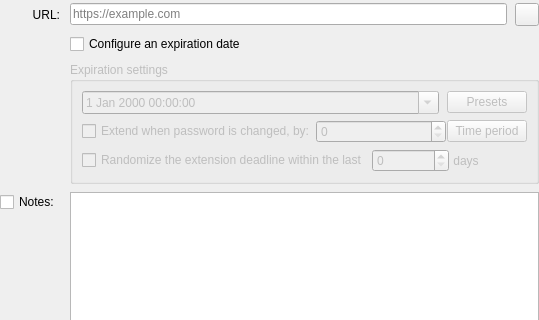
Above: src/gui/entry/EditEntryWidgetMain.ui from keepassxreboot/keepassxc before the change; both pictures show x 0 to 539 and y 87 to 407 of the 539 by 523 pixel window. Below: the same form after it.
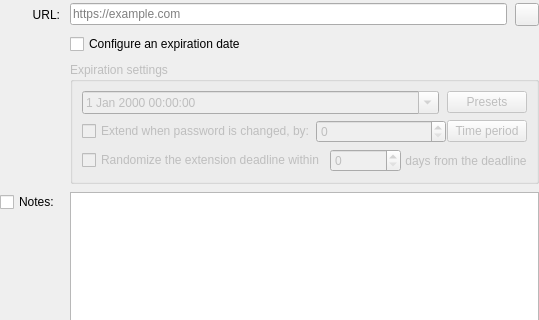
That is the form after the change. Custom widgets are drawn as their Qt base class.

Commit message: improve GUI text for randomization

```diff
--- a/src/gui/entry/EditEntryWidgetMain.ui
+++ b/src/gui/entry/EditEntryWidgetMain.ui
@@ -353,7 +353,7 @@
             <string>Toggle randomizing expiration date</string>
            </property>
            <property name="text">
-            <string>Randomize the extension deadline within the last </string>
+            <string>Randomize the extension deadline within </string>
            </property>
           </widget>
          </item>
@@ -376,7 +376,7 @@
             <bool>true</bool>
            </property>
            <property name="text">
-            <string> days</string>
+            <string> days from the deadline</string>
            </property>
           </widget>
          </item>
```
